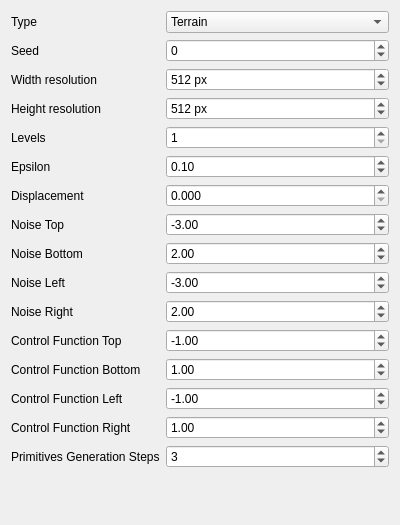
Old version of the form InteractiveDesigner/parameterdock.ui in the repository mgaillard/Noise.
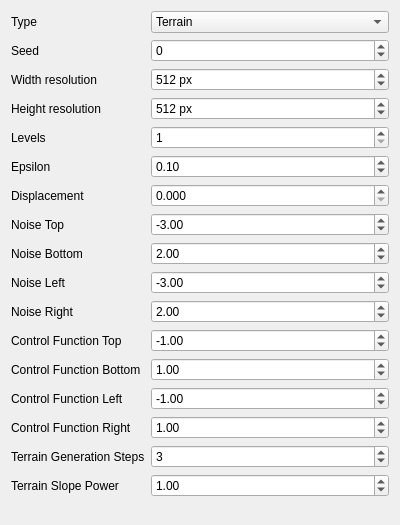
New version of the form.

Commit message: Add parameter: slopePower

What changed in the file:
```diff
--- a/InteractiveDesigner/parameterdock.ui
+++ b/InteractiveDesigner/parameterdock.ui
@@ -319,7 +319,7 @@
     <item row="15" column="0">
      <widget class="QLabel" name="primitivesResolutionStepsLabel">
       <property name="text">
-       <string>Primitives Generation Steps</string>
+       <string>Terrain Generation Steps</string>
       </property>
      </widget>
     </item>
@@ -336,6 +336,23 @@
       </property>
      </widget>
     </item>
+    <item row="16" column="0">
+     <widget class="QLabel" name="slopePowerLabel">
+      <property name="text">
+       <string>Terrain Slope Power</string>
+      </property>
+     </widget>
+    </item>
+    <item row="16" column="1">
+     <widget class="QDoubleSpinBox" name="slopePowerDoubleSpinBox">
+      <property name="maximum">
+       <double>10.000000000000000</double>
+      </property>
+      <property name="value">
+       <double>1.000000000000000</double>
+      </property>
+     </widget>
+    </item>
    </layout>
   </widget>
  </widget>
```
The commit also changes 6 other files.
